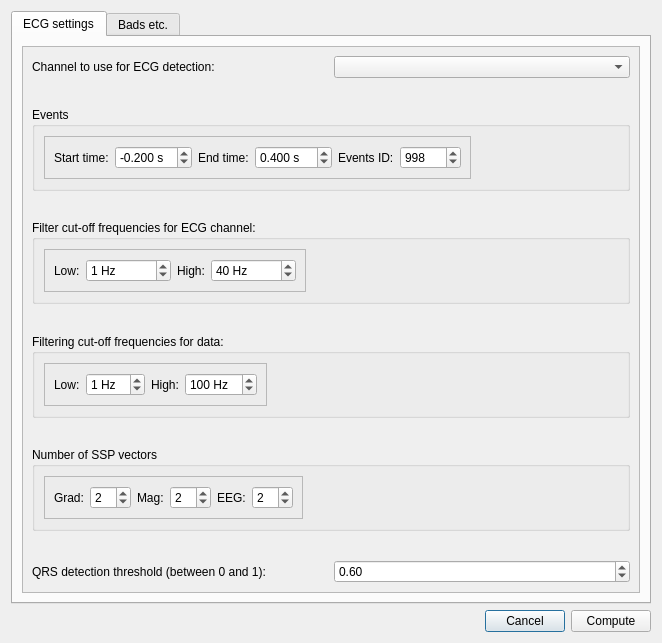
cibr-jyu/meggie, file qt4Designer_ui_files/ecgParametersDialog.ui: the form before one commit.
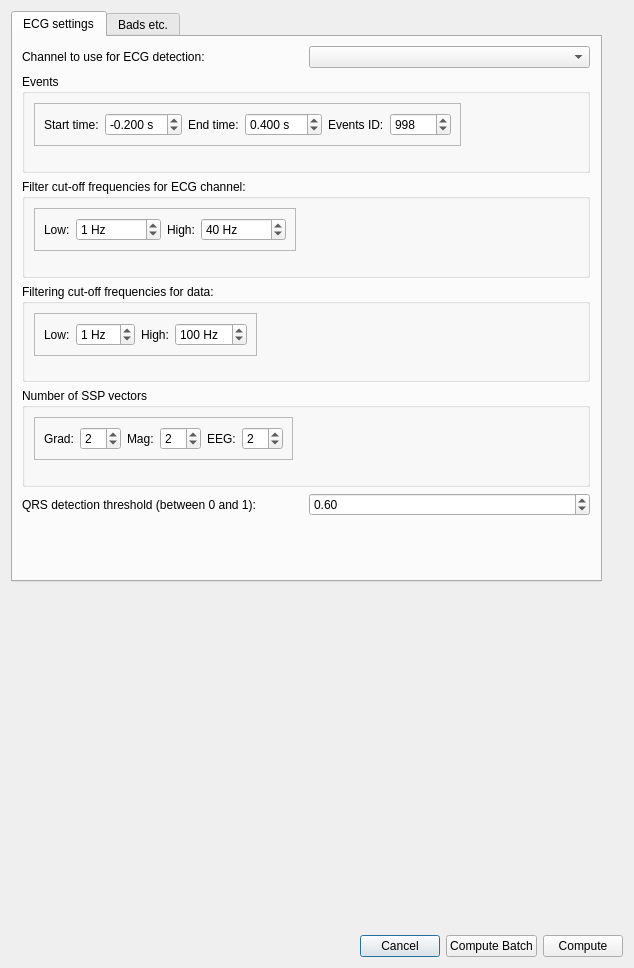
The form after the commit.

Patch:
```diff
--- a/qt4Designer_ui_files/ecgParametersDialog.ui
+++ b/qt4Designer_ui_files/ecgParametersDialog.ui
@@ -6,16 +6,46 @@
    <rect>
     <x>0</x>
     <y>0</y>
-    <width>662</width>
-    <height>643</height>
+    <width>634</width>
+    <height>968</height>
    </rect>
   </property>
   <property name="windowTitle">
    <string>Meggie - Compute ECG projections</string>
   </property>
   <layout class="QGridLayout" name="gridLayout">
-   <item row="0" column="1">
+   <item row="0" column="0">
+    <widget class="QScrollArea" name="scrollArea">
+     <property name="layoutDirection">
+      <enum>Qt::LeftToRight</enum>
+     </property>
+     <property name="frameShape">
+      <enum>QFrame::NoFrame</enum>
+     </property>
+     <property name="widgetResizable">
+      <bool>true</bool>
+     </property>
+     <widget class="QWidget" name="scrollAreaWidgetContents_2">
+      <property name="geometry">
+       <rect>
+        <x>0</x>
+        <y>0</y>
+        <width>616</width>
+        <height>911</height>
+       </rect>
+      </property>
+      <property name="layoutDirection">
+       <enum>Qt::LeftToRight</enum>
+      </property>
     <widget class="QTabWidget" name="tabWidgetECGSettings">
+       <property name="geometry">
+        <rect>
+         <x>0</x>
+         <y>0</y>
+         <width>591</width>
+         <height>571</height>
+        </rect>
+       </property>
      <property name="currentIndex">
       <number>0</number>
      </property>
@@ -23,23 +53,15 @@
       <attribute name="title">
        <string>ECG settings</string>
       </attribute>
-      <layout class="QGridLayout" name="gridLayout_2">
-       <item row="0" column="0">
-        <widget class="QScrollArea" name="scrollArea">
-         <property name="widgetResizable">
-          <bool>true</bool>
-         </property>
-         <widget class="QWidget" name="scrollAreaWidgetContents_2">
+        <widget class="QWidget" name="layoutWidget">
           <property name="geometry">
            <rect>
-            <x>0</x>
-            <y>0</y>
-            <width>620</width>
-            <height>539</height>
-           </rect>
-          </property>
-          <layout class="QGridLayout" name="gridLayout_7">
-           <item row="0" column="0">
+           <x>9</x>
+           <y>9</y>
+           <width>568</width>
+           <height>470</height>
+          </rect>
+         </property>
             <layout class="QVBoxLayout" name="verticalLayout_5">
              <item>
               <layout class="QHBoxLayout" name="horizontalLayout_10">
@@ -55,19 +77,6 @@
                </item>
               </layout>
              </item>
-             <item>
-              <spacer name="verticalSpacer_5">
-               <property name="orientation">
-                <enum>Qt::Vertical</enum>
-               </property>
-               <property name="sizeHint" stdset="0">
-                <size>
-                 <width>20</width>
-                 <height>40</height>
-                </size>
-               </property>
-              </spacer>
-             </item>
              <item>
               <widget class="QGroupBox" name="groupBoxEvent">
                <property name="title">
@@ -174,19 +183,6 @@
                </layout>
               </widget>
              </item>
-             <item>
-              <spacer name="verticalSpacer">
-               <property name="orientation">
-                <enum>Qt::Vertical</enum>
-               </property>
-               <property name="sizeHint" stdset="0">
-                <size>
-                 <width>20</width>
-                 <height>40</height>
-                </size>
-               </property>
-              </spacer>
-             </item>
              <item>
               <widget class="QGroupBox" name="groupBoxFilteringECG">
                <property name="title">
@@ -272,25 +268,15 @@
                </layout>
               </widget>
              </item>
-             <item>
-              <spacer name="verticalSpacer_2">
-               <property name="orientation">
-                <enum>Qt::Vertical</enum>
-               </property>
-               <property name="sizeHint" stdset="0">
-                <size>
-                 <width>20</width>
-                 <height>40</height>
-                </size>
-               </property>
-              </spacer>
-             </item>
              <item>
               <widget class="QGroupBox" name="groupBoxFilter">
                <property name="title">
                 <string>Filtering cut-off frequencies for data:</string>
                </property>
                <layout class="QFormLayout" name="formLayout_6">
+             <property name="fieldGrowthPolicy">
+              <enum>QFormLayout::AllNonFixedFieldsGrow</enum>
+             </property>
                 <item row="0" column="0">
                  <widget class="QFrame" name="frame_7">
                   <property name="frameShape">
@@ -355,19 +341,6 @@
                </layout>
               </widget>
              </item>
-             <item>
-              <spacer name="verticalSpacer_3">
-               <property name="orientation">
-                <enum>Qt::Vertical</enum>
-               </property>
-               <property name="sizeHint" stdset="0">
-                <size>
-                 <width>20</width>
-                 <height>40</height>
-                </size>
-               </property>
-              </spacer>
-             </item>
              <item>
               <widget class="QGroupBox" name="groupBoxSSP">
                <property name="title">
@@ -447,19 +420,6 @@
                </layout>
               </widget>
              </item>
-             <item>
-              <spacer name="verticalSpacer_4">
-               <property name="orientation">
-                <enum>Qt::Vertical</enum>
-               </property>
-               <property name="sizeHint" stdset="0">
-                <size>
-                 <width>20</width>
-                 <height>40</height>
-                </size>
-               </property>
-              </spacer>
-             </item>
              <item>
               <layout class="QHBoxLayout" name="horizontalLayout_17">
                <item>
@@ -485,12 +445,7 @@
               </layout>
              </item>
             </layout>
-           </item>
-          </layout>
-         </widget>
-        </widget>
-       </item>
-      </layout>
+        </widget>
      </widget>
      <widget class="QWidget" name="tabECG2">
       <attribute name="title">
@@ -785,9 +740,24 @@
       </widget>
      </widget>
     </widget>
+      <widget class="QWidget" name="widget" native="true">
+       <property name="geometry">
+        <rect>
+         <x>0</x>
+         <y>580</y>
+         <width>591</width>
+         <height>311</height>
+        </rect>
+       </property>
+       <property name="layoutDirection">
+        <enum>Qt::LeftToRight</enum>
+       </property>
+      </widget>
+     </widget>
+    </widget>
    </item>
-   <item row="1" column="1">
-    <layout class="QHBoxLayout" name="horizontalLayout_16">
+   <item row="1" column="0">
+    <layout class="QHBoxLayout" name="horizontalLayout_19">
      <item>
       <spacer name="horizontalSpacer">
        <property name="orientation">
@@ -808,6 +778,13 @@
        </property>
       </widget>
      </item>
+     <item>
+      <widget class="QPushButton" name="pushButtonComputeBatch">
+       <property name="text">
+        <string>Compute Batch</string>
+       </property>
+      </widget>
+     </item>
      <item>
       <widget class="QPushButton" name="pushButtonCompute">
        <property name="sizePolicy">
```
Left out of the diff: 64 changed lines with no effect on the pictures. Lines whose indentation alone changed are shown as unchanged.
